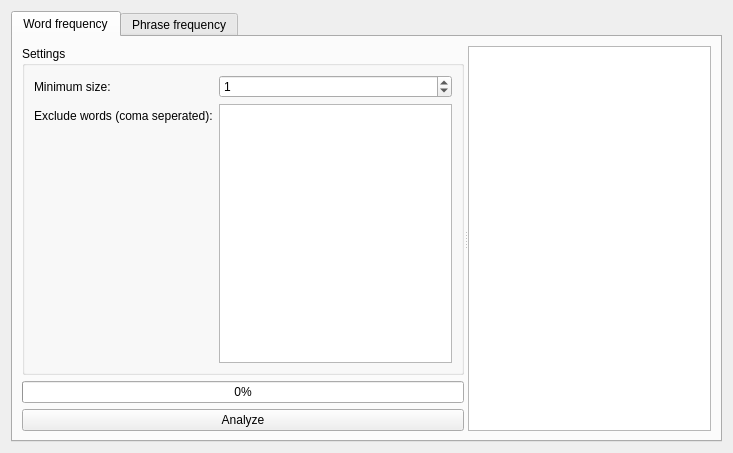
olivierkes/manuskript, file manuskript/ui/tools/frequency_ui.ui: the form before one commit.
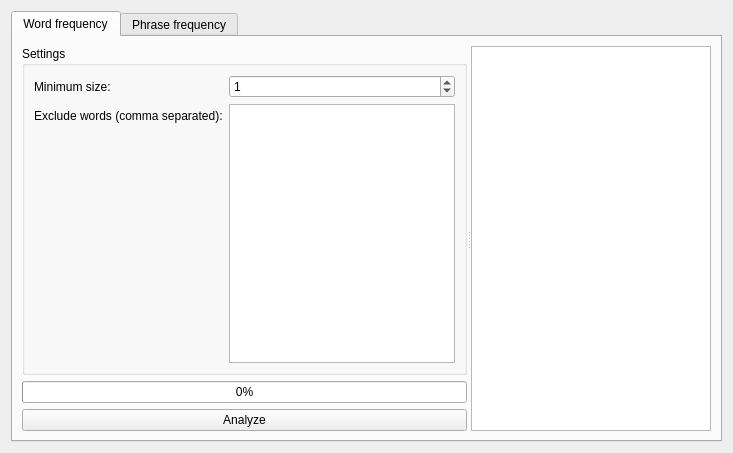
The form after the commit. The open tabs and pages were chosen to show the change.

```diff
--- a/manuskript/ui/tools/frequency_ui.ui
+++ b/manuskript/ui/tools/frequency_ui.ui
@@ -60,7 +60,7 @@
               <item row="1" column="0">
                <widget class="QLabel" name="label_2">
                 <property name="text">
-                 <string>Exclude words (coma seperated):</string>
+                 <string>Exclude words (comma separated):</string>
                 </property>
                </widget>
               </item>
```
